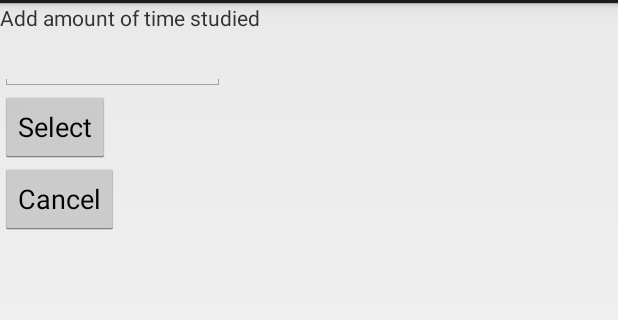
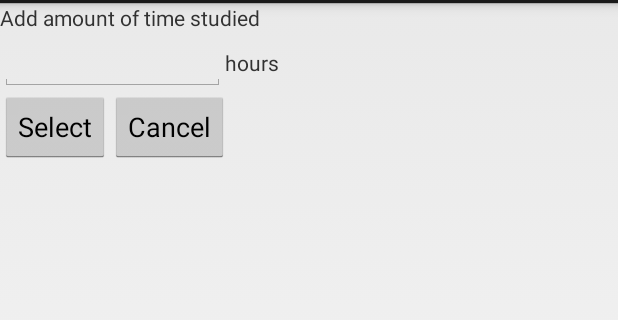
Before and after one commit to apatos/ExamPlanner, an Android app: the fragment TimeStudiedDialog shown on its own in the app's theme, on a phone screen of 412 x 824 dp, the part 69-389 px from its top. Run offline under Robolectric (Android 15) with nearby library versions, the phone set to English and light mode, and no system bars; 1 statement that could not run was skipped.

```diff
--- a/Planner/src/main/java/com/atos/examplanner/planner/activity/AddSubjectActivity.java
+++ b/Planner/src/main/java/com/atos/examplanner/planner/activity/AddSubjectActivity.java
@@ -39,6 +39,7 @@ public class AddSubjectActivity extends Activity {
         super.onCreate(savedInstanceState);
         setContentView(R.layout.activity_add_subject);
 
+        //Finds the EditText views by their ids
         examName = (EditText)findViewById(R.id.text_box_name);
         teacherName = (EditText)findViewById(R.id.text_box_teacher);
         examDate  = (EditText)findViewById(R.id.text_box_exam_date);
--- a/Planner/src/main/java/com/atos/examplanner/planner/dialog/TimeStudiedDialog.java
+++ b/Planner/src/main/java/com/atos/examplanner/planner/dialog/TimeStudiedDialog.java
@@ -90,9 +90,6 @@ public class TimeStudiedDialog extends DialogFragment {
      * Cancels the dialog fragment
      */
     private void cancelDialog() {
-        if (listener != null) {
-            listener.onTimeSelectionCancelled(requestCode);
-        }
 
         dismiss();
     }
@@ -103,12 +100,6 @@ public class TimeStudiedDialog extends DialogFragment {
     public interface TimeStudiedInteractionListener extends Serializable {
 
         public void onTimeSelected(String timeEntered, int requestCode, int position);
-        /**
-         * Called when the date selection dialog is cancelled
-         *
-         * @param requestCode Request code used to launch the fragment
-         */
-        public void onTimeSelectionCancelled(int requestCode);
 
     }
 }
--- a/Planner/src/main/res/layout/dialog_time_studied.xml
+++ b/Planner/src/main/res/layout/dialog_time_studied.xml
@@ -8,11 +8,25 @@
         android:layout_width="wrap_content"
         android:layout_height="wrap_content"
         android:text="@string/label_select_time"/>
+
+    <LinearLayout
+        android:layout_width="match_parent"
+        android:layout_height="wrap_content"
+        android:orientation="horizontal">
         <EditText
             android:id="@+id/dialog_time_edittext"
             android:layout_width="@dimen/dialog_input_width"
+            android:layout_height="wrap_content"/>
+        <TextView
+            android:layout_width="wrap_content"
             android:layout_height="wrap_content"
-        />
+            android:text="@string/label_hours"/>
+    </LinearLayout>
+
+    <LinearLayout
+        android:layout_width="match_parent"
+        android:layout_height="wrap_content"
+        android:orientation="horizontal">
         <Button
             android:id="@+id/dialog_time_button_select"
             android:layout_width="wrap_content"
@@ -24,3 +38,5 @@
             android:layout_height="wrap_content"
             android:text="@string/button_cancel"/>
     </LinearLayout>
+
+</LinearLayout>
```
Also changed, not shown: Planner/src/main/java/com/atos/examplanner/planner/activity/MainActivity.java (+73 -6 lines). Lines whose indentation alone changed are shown as unchanged.
